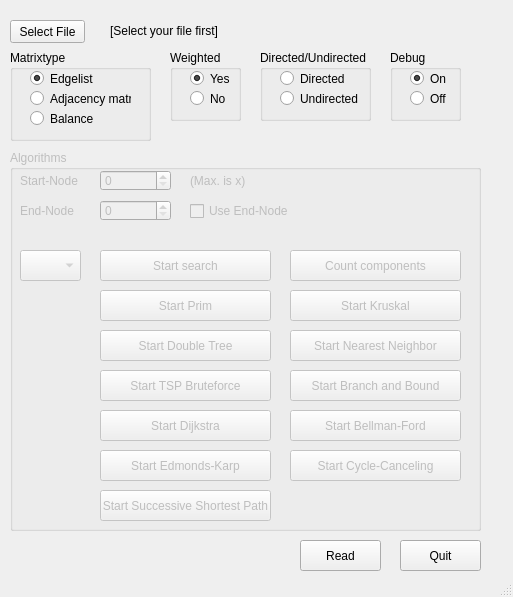
The window that mainwindow.ui (FNicolai/MMI) describes before a commit, drawn with Qt 5.
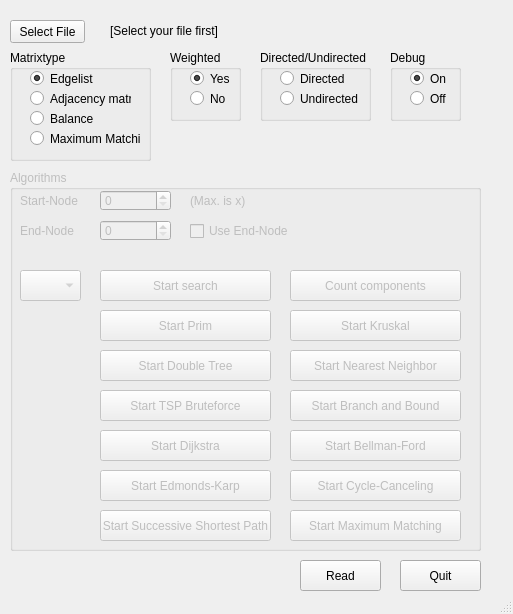
The same window after the commit.

Commit message:
Implemented Maximum Matching
- Added sample graphs
- Implemented new reading for new sample graphs
- Implemented Maximum Matching
- Updated GUI for Maximum Matching

What changed in the file:
```diff
--- a/mainwindow.ui
+++ b/mainwindow.ui
@@ -7,7 +7,7 @@
     <x>0</x>
     <y>0</y>
     <width>513</width>
-    <height>597</height>
+    <height>614</height>
    </rect>
   </property>
   <property name="windowTitle">
@@ -20,7 +20,7 @@
       <x>10</x>
       <y>50</y>
       <width>141</width>
-      <height>91</height>
+      <height>111</height>
      </rect>
     </property>
     <property name="title">
@@ -68,6 +68,19 @@
       <string>Balance</string>
      </property>
     </widget>
+    <widget class="QRadioButton" name="radioButton_maximum_matching">
+     <property name="geometry">
+      <rect>
+       <x>20</x>
+       <y>80</y>
+       <width>111</width>
+       <height>17</height>
+      </rect>
+     </property>
+     <property name="text">
+      <string>Maximum Matching</string>
+     </property>
+    </widget>
    </widget>
    <widget class="QPushButton" name="pushButton_read">
     <property name="enabled">
@@ -76,7 +89,7 @@
     <property name="geometry">
      <rect>
       <x>300</x>
-      <y>540</y>
+      <y>560</y>
       <width>81</width>
       <height>31</height>
      </rect>
@@ -185,7 +198,7 @@
     <property name="geometry">
      <rect>
       <x>400</x>
-      <y>540</y>
+      <y>560</y>
       <width>81</width>
       <height>31</height>
      </rect>
@@ -227,7 +240,7 @@
     <property name="geometry">
      <rect>
       <x>10</x>
-      <y>150</y>
+      <y>170</y>
       <width>471</width>
       <height>381</height>
      </rect>
@@ -501,6 +514,19 @@
       <string>Start Successive Shortest Path</string>
      </property>
     </widget>
+    <widget class="QPushButton" name="pushButton_maximum_matching">
+     <property name="geometry">
+      <rect>
+       <x>280</x>
+       <y>340</y>
+       <width>171</width>
+       <height>31</height>
+      </rect>
+     </property>
+     <property name="text">
+      <string>Start Maximum Matching</string>
+     </property>
+    </widget>
    </widget>
    <widget class="QGroupBox" name="groupBox_debug">
     <property name="geometry">
```
The commit also changes 9 other files.
